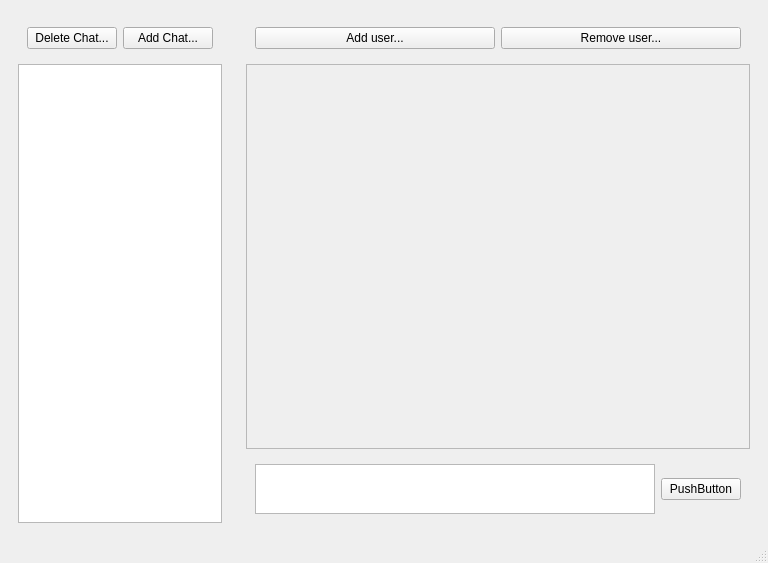
Before: the Qt Designer form client/assets/dep_gui.ui in fredima2x/aspm, drawn with Qt 5.
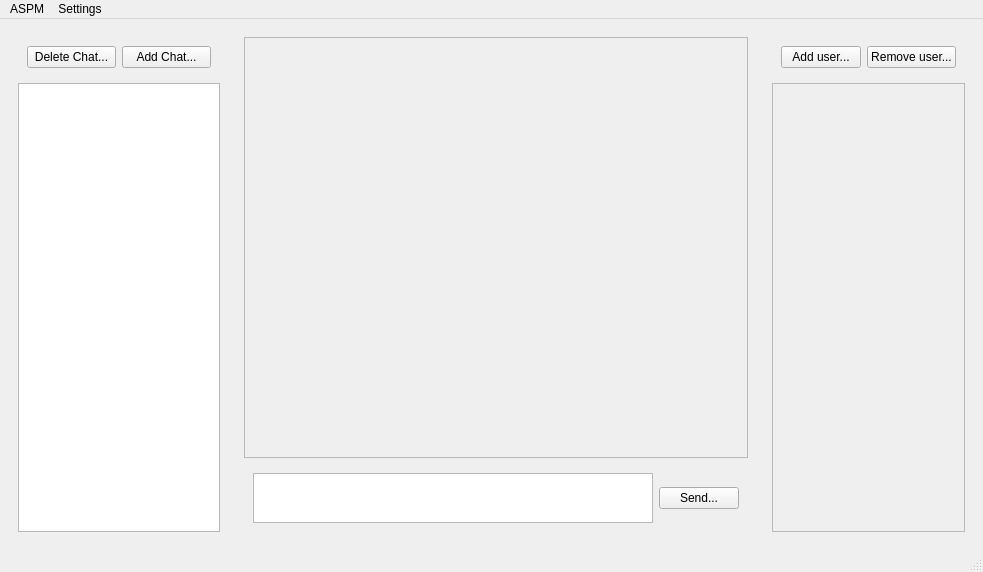
After: the same form once the commit is applied. Custom widgets are drawn as their Qt base class.

Diff of the .ui file:
```diff
--- a/client/assets/dep_gui.ui
+++ b/client/assets/dep_gui.ui
@@ -6,16 +6,16 @@
    <rect>
     <x>0</x>
     <y>0</y>
-    <width>768</width>
-    <height>563</height>
+    <width>983</width>
+    <height>572</height>
    </rect>
   </property>
   <property name="windowTitle">
    <string>MainWindow</string>
   </property>
   <widget class="QWidget" name="centralwidget">
-   <layout class="QHBoxLayout" name="horizontalLayout_2">
-    <item>
+   <layout class="QGridLayout" name="gridLayout">
+    <item row="0" column="0">
      <layout class="QHBoxLayout" name="main_layout">
       <item>
        <widget class="QWidget" name="chat_side" native="true">
@@ -81,33 +81,7 @@
        <widget class="QWidget" name="message_side" native="true">
         <layout class="QVBoxLayout" name="verticalLayout">
          <item>
-          <widget class="QFrame" name="user_frame">
-           <property name="frameShape">
-            <enum>QFrame::NoFrame</enum>
-           </property>
-           <property name="frameShadow">
-            <enum>QFrame::Raised</enum>
-           </property>
-           <layout class="QHBoxLayout" name="horizontalLayout_5">
-            <item>
-             <widget class="QPushButton" name="adduser_button">
-              <property name="text">
-               <string>Add user...</string>
-              </property>
-             </widget>
-            </item>
-            <item>
-             <widget class="QPushButton" name="rmuser_button">
-              <property name="text">
-               <string>Remove user...</string>
-              </property>
-             </widget>
-            </item>
-           </layout>
-          </widget>
-         </item>
-         <item>
-          <widget class="QScrollArea" name="message_area">
+          <widget class="SmoothScrollArea" name="message_area">
            <property name="widgetResizable">
             <bool>true</bool>
            </property>
@@ -117,7 +91,7 @@
               <x>0</x>
               <y>0</y>
               <width>502</width>
-              <height>381</height>
+              <height>417</height>
              </rect>
             </property>
            </widget>
@@ -157,7 +131,7 @@
             <item>
              <widget class="QPushButton" name="send_button">
               <property name="text">
-               <string>PushButton</string>
+               <string>Send...</string>
               </property>
              </widget>
             </item>
@@ -167,17 +141,123 @@
         </layout>
        </widget>
       </item>
+      <item>
+       <widget class="QWidget" name="user_area" native="true">
+        <property name="sizePolicy">
+         <sizepolicy hsizetype="Maximum" vsizetype="Expanding">
+          <horstretch>0</horstretch>
+          <verstretch>0</verstretch>
+         </sizepolicy>
+        </property>
+        <layout class="QVBoxLayout" name="verticalLayout_3">
+         <item>
+          <widget class="QFrame" name="user_frame">
+           <property name="frameShape">
+            <enum>QFrame::NoFrame</enum>
+           </property>
+           <property name="frameShadow">
+            <enum>QFrame::Raised</enum>
+           </property>
+           <layout class="QHBoxLayout" name="horizontalLayout_5">
+            <item>
+             <widget class="QPushButton" name="adduser_button">
+              <property name="text">
+               <string>Add user...</string>
+              </property>
+             </widget>
+            </item>
+            <item>
+             <widget class="QPushButton" name="rmuser_button">
+              <property name="text">
+               <string>Remove user...</string>
+              </property>
+             </widget>
+            </item>
+           </layout>
+          </widget>
+         </item>
+         <item>
+          <widget class="SmoothScrollArea" name="user_list">
+           <property name="widgetResizable">
+            <bool>true</bool>
+           </property>
+           <widget class="QWidget" name="scrollAreaWidgetContents_2">
+            <property name="geometry">
+             <rect>
+              <x>0</x>
+              <y>0</y>
+              <width>189</width>
+              <height>445</height>
+             </rect>
+            </property>
+           </widget>
+          </widget>
+         </item>
+        </layout>
+       </widget>
+      </item>
      </layout>
     </item>
    </layout>
   </widget>
   <widget class="QStatusBar" name="statusbar"/>
+  <widget class="QMenuBar" name="menuBar">
+   <property name="geometry">
+    <rect>
+     <x>0</x>
+     <y>0</y>
+     <width>983</width>
+     <height>19</height>
+    </rect>
+   </property>
+   <widget class="QMenu" name="menuSettings">
+    <property name="title">
+     <string>Settings</string>
+    </property>
+    <widget class="QMenu" name="menuConnection">
+     <property name="title">
+      <string>Connection</string>
+     </property>
+     <addaction name="actionServer_Connection"/>
+     <addaction name="actionMirror_Connection"/>
+    </widget>
+    <addaction name="actionAccounts"/>
+    <addaction name="menuConnection"/>
+   </widget>
+   <widget class="QMenu" name="menuASPM">
+    <property name="title">
+     <string>ASPM</string>
+    </property>
+    <addaction name="actionQuit"/>
+   </widget>
+   <addaction name="menuASPM"/>
+   <addaction name="menuSettings"/>
+  </widget>
   <action name="actionAccount">
    <property name="text">
     <string>Account</string>
    </property>
   </action>
  </widget>
+ <customwidgets>
+  <customwidget>
+   <class>SmoothScrollArea</class>
+   <extends>QScrollArea</extends>
+   <header>lib.gui.SmoothScrollArea</header>
+   <container>1</container>
+  </customwidget>
+ </customwidgets>
+ <tabstops>
+  <tabstop>message_text</tabstop>
+  <tabstop>send_button</tabstop>
+  <tabstop>rmchat_button</tabstop>
+  <tabstop>addchat_button</tabstop>
+  <tabstop>adduser_button</tabstop>
+  <tabstop>rmuser_button</tabstop>
+  <tabstop>listWidget</tabstop>
+  <tabstop>message_area</tabstop>
+  <tabstop>user_list</tabstop>
+ </tabstops>
  <resources/>
  <connections/>
 </ui>
```
Left out of the diff: 20 changed lines with no effect on the pictures.
